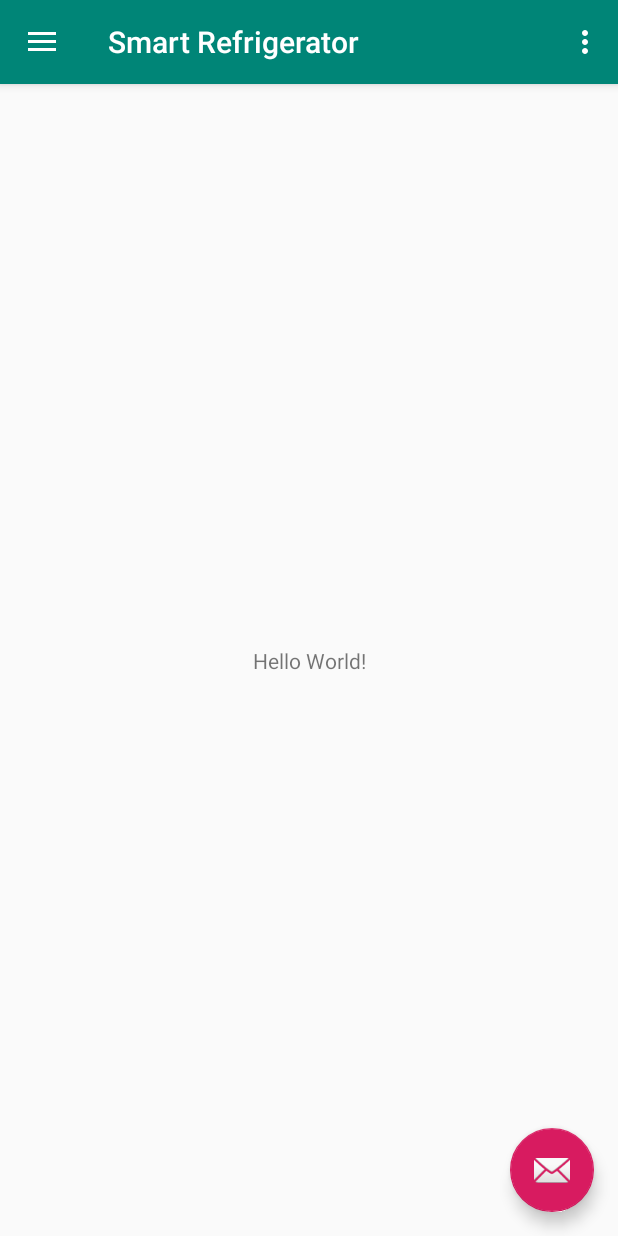
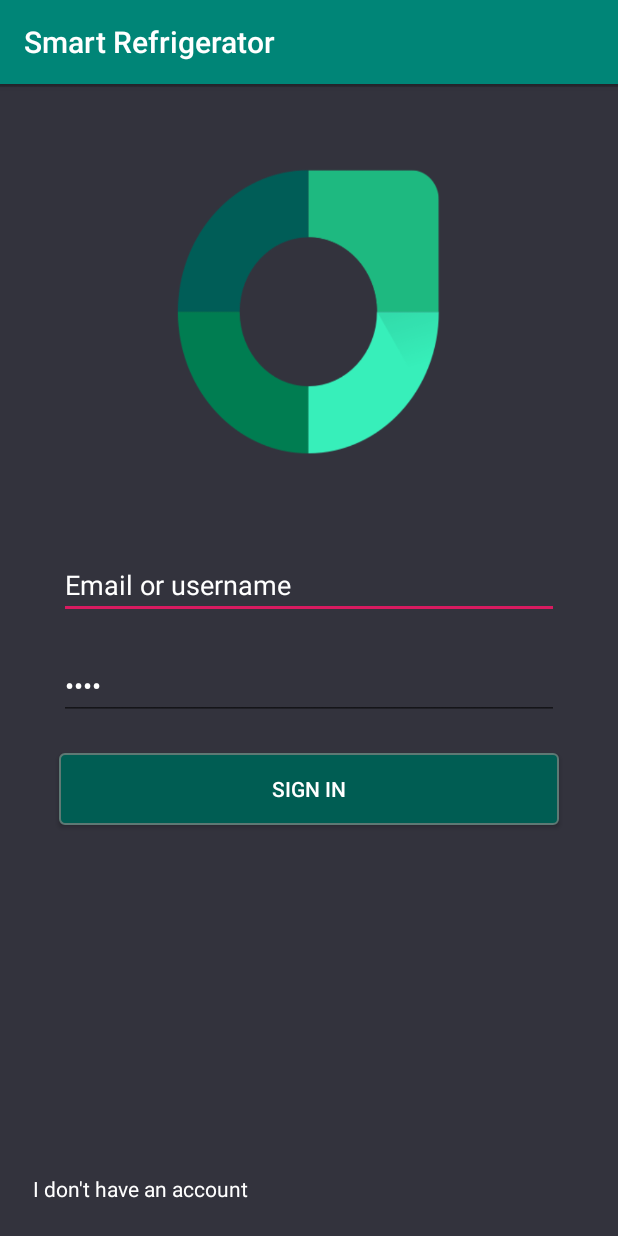
Before and after one commit to fu-ilab-swp19/SmartRefridgerator, an Android app: the screen it shows after launch (MainActivity before the commit, SignInActivity after it), on a phone screen of 412 x 824 dp. Run offline under Robolectric (Android 15) with nearby library versions, the phone set to English and light mode, and no system bars.

Commit message:
add login page and sign up page

```diff
--- a/SR-Client/app/src/main/AndroidManifest.xml
+++ b/SR-Client/app/src/main/AndroidManifest.xml
@@ -35,6 +35,8 @@
         <activity android:name=".ChooseItemTypeActivity"/>
         <activity android:name=".AddItemActivity"/>
         <activity android:name=".DisplayItemsActivity"/>
+        <activity android:name=".SignInActivity"/>
+        <activity android:name=".SignUpActivity"/>
     </application>
 
 </manifest>
--- /dev/null
+++ b/SR-Client/app/src/main/java/com/fub/smart/SignInActivity.java
@@ -0,0 +1,30 @@
+package com.fub.smart;
+
+import android.content.Intent;
+import android.os.Bundle;
+import android.support.v7.app.AppCompatActivity;
+import android.view.View;
+
+public class SignInActivity  extends AppCompatActivity {
+
+
+    @Override
+    protected void onCreate(Bundle savedInstanceState) {
+        super.onCreate(savedInstanceState);
+        setContentView(R.layout.activity_signin);
+    }
+
+    public void signin(View v){
+        Intent intent = new Intent(getApplicationContext(),
+                MainActivity.class);
+        startActivity(intent);
+    }
+
+
+    public void createAccount(View v){
+        Intent intent = new Intent(getApplicationContext(),
+                SignUpActivity.class);
+        startActivity(intent);
+
+    }
+}
--- a/SR-Client/app/src/main/java/com/fub/smart/SplashScreenActivity.java
+++ b/SR-Client/app/src/main/java/com/fub/smart/SplashScreenActivity.java
@@ -17,7 +17,7 @@ public class SplashScreenActivity extends AppCompatActivity {
             e.printStackTrace();
         }
         Intent intent = new Intent(getApplicationContext(),
-                MainActivity.class);
+                SignInActivity.class);
         startActivity(intent);
         finish();
     }
--- /dev/null
+++ b/SR-Client/app/src/main/res/layout/activity_signin.xml
@@ -0,0 +1,60 @@
+<?xml version="1.0" encoding="utf-8"?>
+<LinearLayout
+    xmlns:android="http://schemas.android.com/apk/res/android"
+    xmlns:app="http://schemas.android.com/apk/res-auto"
+    xmlns:tools="http://schemas.android.com/tools"
+    android:layout_width="fill_parent"
+    android:layout_height="fill_parent"
+    android:orientation="vertical"
+    android:background="@drawable/background">
+
+
+    <EditText
+        android:id="@+id/editTextSignInUserName"
+        android:layout_width="150pt"
+        android:layout_height="wrap_content"
+        android:ems="10"
+        android:inputType="textPersonName"
+        android:layout_gravity="center"
+        android:layout_marginTop="140pt"
+        android:textColor="#ffff"
+        android:text="Email or username" />
+
+    <EditText
+        android:id="@+id/editTextSignINPassword"
+        android:layout_width="150pt"
+        android:layout_height="wrap_content"
+        android:ems="10"
+        android:inputType="textWebPassword"
+        android:textColor="#ffff"
+        android:layout_gravity="center"
+        android:layout_marginTop="10pt"
+        android:text="Name" />
+
+    <Button
+        android:id="@+id/buttonSignIn"
+        android:layout_width="150pt"
+        android:layout_height="wrap_content"
+        android:layout_gravity="center"
+        android:layout_marginTop="10pt"
+        android:background="@drawable/mybutton"
+        android:textColor="#ffff"
+        android:onClick="signin"
+        android:text="Sign in" />
+    <View android:layout_weight="1"
+          android:layout_width="0dp"
+        android:layout_height="fill_parent"
+        />
+    <TextView
+        android:id="@+id/textViewRegister"
+        android:layout_width="match_parent"
+        android:layout_height="wrap_content"
+        android:gravity="bottom"
+        android:paddingLeft="10pt"
+        android:paddingBottom="10pt"
+        android:text="I don't have an account"
+        android:textColor="#ffff"
+        android:clickable="true"
+        android:onClick="createAccount"/>
+
+</LinearLayout>
```
Also changed, not shown: SR-Client/app/src/main/java/com/fub/smart/MainActivity.java (+23 -1 lines), SR-Client/app/src/main/java/com/fub/smart/SignUpActivity.java (added, +21 -0 lines), SR-Client/app/src/main/res/layout/activity_signup.xml (added, +79 -0 lines), SR-Client/app/src/main/res/drawable/background.png (added), SR-Client/app/src/main/res/drawable/logo.PNG (added), SR-Client/app/src/main/res/drawable/splash_screen.png.
